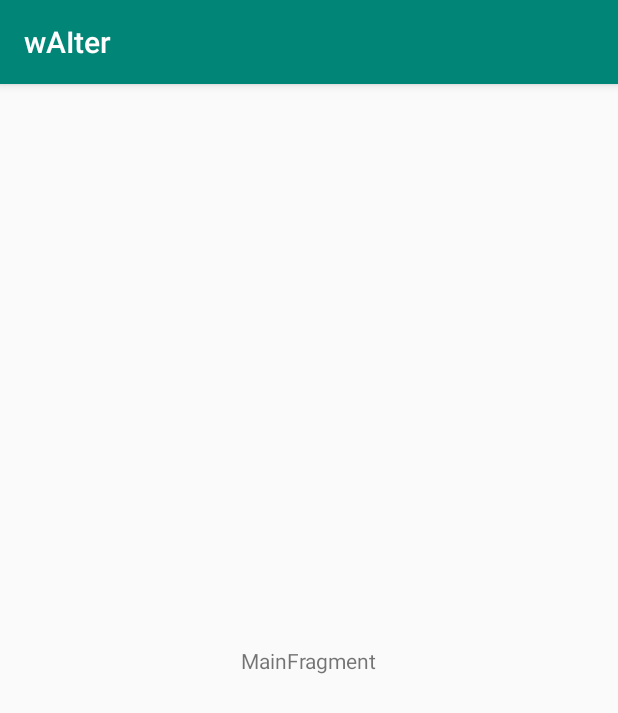
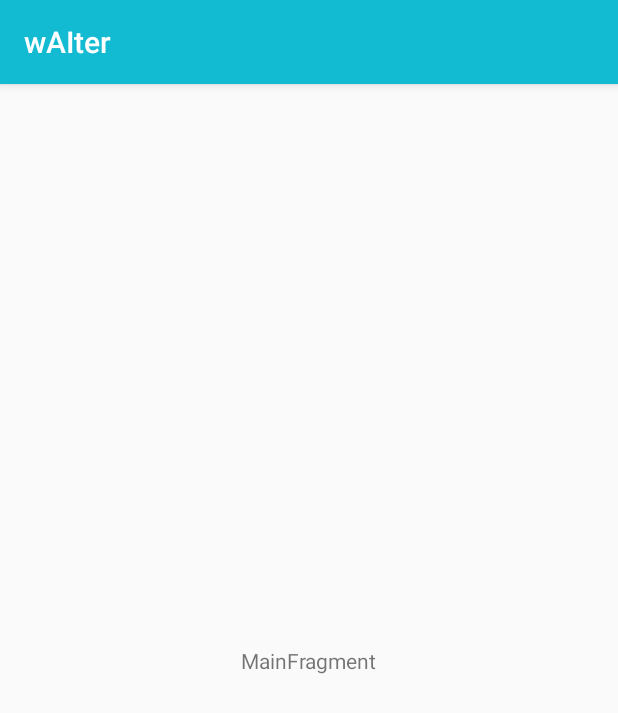
Before and after one commit to sub-standard/wAIter, an Android app: the screen it shows after launch (MainActivity), on a phone screen of 412 x 824 dp. Shown: the top 713 px of the screen. Run offline under Robolectric (Android 15) with nearby library versions, the phone set to English and light mode, and no system bars.

Commit message:
Change theme colors

```diff
--- a/app/app/src/main/res/values/colors.xml
+++ b/app/app/src/main/res/values/colors.xml
@@ -1,6 +1,6 @@
 <?xml version="1.0" encoding="utf-8"?>
 <resources>
-    <color name="colorPrimary">#008577</color>
-    <color name="colorPrimaryDark">#00574B</color>
-    <color name="colorAccent">#D81B60</color>
+    <color name="colorPrimary">#13BBD2</color>
+    <color name="colorPrimaryDark">#12A7BB</color>
+    <color name="colorAccent">#FF814F</color>
 </resources>
```
